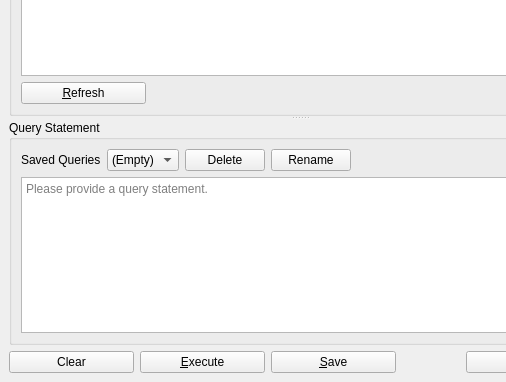
textbrowser/biblioteq, file UI/biblioteq_customquery.ui: the form before one commit; both pictures show x 0 to 506 and y 218 to 600 of the 600 by 600 pixel window.
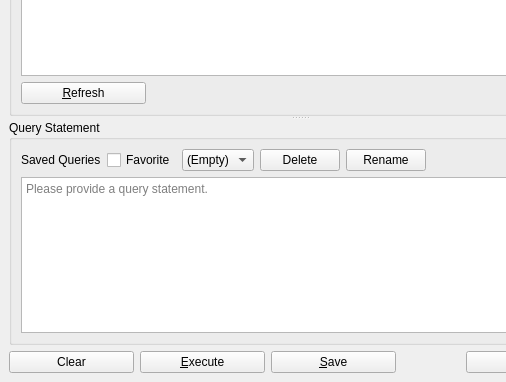
The form after the commit. Icons and pictures are not drawn.

Commit message: GitHub ticket #279.

```diff
--- a/UI/biblioteq_customquery.ui
+++ b/UI/biblioteq_customquery.ui
@@ -142,6 +142,16 @@
             </property>
            </widget>
           </item>
+          <item>
+           <widget class="QCheckBox" name="favorite">
+            <property name="toolTip">
+             <string>Favorite</string>
+            </property>
+            <property name="text">
+             <string>Favorite</string>
+            </property>
+           </widget>
+          </item>
           <item>
            <widget class="QComboBox" name="favorites">
             <property name="sizeAdjustPolicy">
```
Left out of the diff: 1 changed line with no effect on the pictures. The commit also changes 1 other file.
